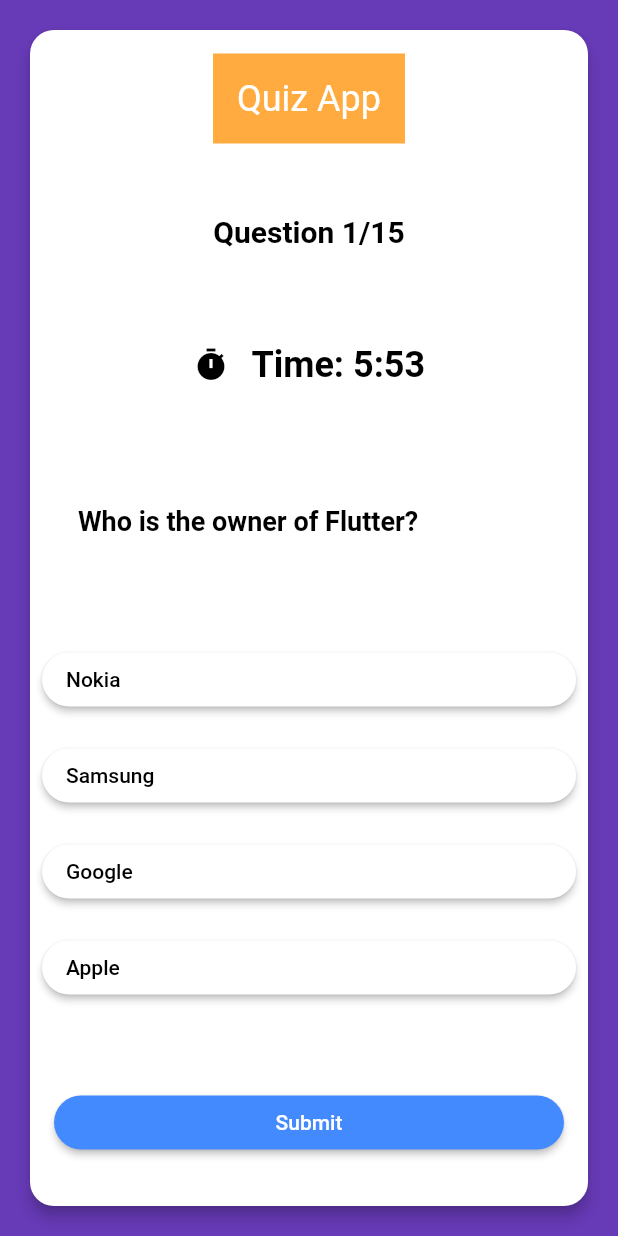
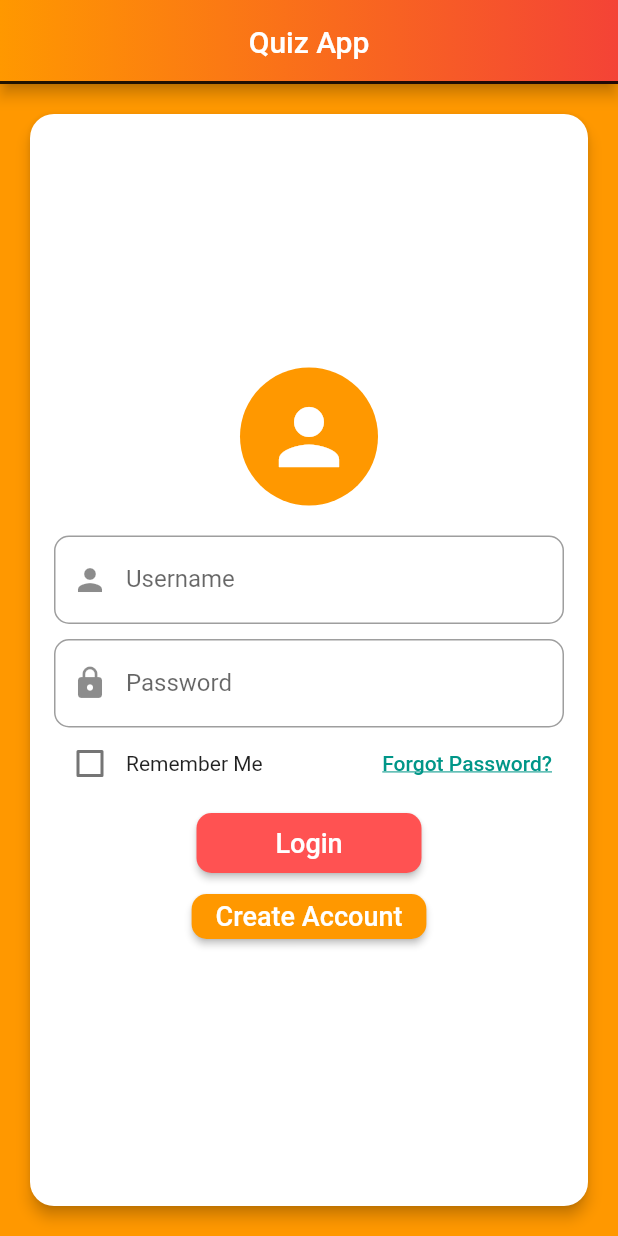
Before and after one commit to Arafat-Sahin-Afridi15/Quiz-app, a Flutter app: the screen it shows after launch, on a phone screen of 412 x 824 dp. Run offline on Flutter 3.47's test engine with Material 2 defaults, Android fonts, the phone set to English and light mode, and no system bars; our stand-ins replace shared_preferences.

Commit message:
first commit

```diff
--- /dev/null
+++ b/lib/login_screen.dart
@@ -0,0 +1,201 @@
+import 'package:flutter/material.dart';
+
+class LoginScreen extends StatefulWidget {
+  @override
+  _LoginScreenState createState() => _LoginScreenState();
+}
+
+class _LoginScreenState extends State<LoginScreen> {
+  TextEditingController usernameController = TextEditingController();
+  TextEditingController passwordController = TextEditingController();
+  bool rememberMe = false;
+
+  void _login() {
+    String username = usernameController.text;
+    String password = passwordController.text;
+
+    if (username.isNotEmpty && password.isNotEmpty) {
+      if (username == 'Arafat' && password == 'arafat2001') {
+        Navigator.pushReplacementNamed(context, '/quiz');
+      } else {
+        showDialog(
+          context: context,
+          builder: (_) {
+            return AlertDialog(
+              title: Text('Login Failed'),
+              content: Text('Invalid username or password.'),
+              actions: <Widget>[
+                TextButton(
+                  onPressed: () {
+                    Navigator.pop(context);
+                  },
+                  child: Text('OK'),
+                ),
+              ],
+            );
+          },
+        );
+      }
+    } else {
+      showDialog(
+        context: context,
+        builder: (_) {
+          return AlertDialog(
+            title: Text('Validation Error'),
+            content: Text('Please enter both username and password.'),
+            actions: <Widget>[
+              TextButton(
+                onPressed: () {
+                  Navigator.pop(context);
+                },
+                child: Text('OK'),
+              ),
+            ],
+          );
+        },
+      );
+    }
+  }
+
+  void _signUp() {
+    // Navigate to the registration screen
+    Navigator.pushNamed(context, '/register');
+  }
+
+  @override
+  Widget build(BuildContext context) {
+    return Scaffold(
+      appBar: AppBar(
+        title: Text('Quiz App'),
+        centerTitle: true, // Center the title
+        backgroundColor: Colors.transparent, // Make the app bar transparent
+        flexibleSpace: Container(
+          decoration: BoxDecoration(
+            gradient: LinearGradient(
+              begin: Alignment.topLeft,
+              end: Alignment.topRight,
+              colors: [Colors.orange, Colors.red], // Define your gradient colors
+            ),
+            border: Border(
+              bottom: BorderSide(
+                color: Colors.black87, // Border color
+                width: 2.0, // Border width
+              ),
+            ),
+          ),
+        ),
+      ),
+      backgroundColor: Colors.orange,
+      body: Center(
+        child: Padding(
+          padding: const EdgeInsets.all(16),
+          child: Card(
+            elevation: 4,
+            shape: RoundedRectangleBorder(
+              borderRadius: BorderRadius.circular(16),
+            ),
+            child: Padding(
+              padding: const EdgeInsets.all(16),
+              child: Column(
+                mainAxisAlignment: MainAxisAlignment.center,
+                children: [
+                  Container(
+                    padding: EdgeInsets.all(16),
+                    decoration: BoxDecoration(
+                      color: Colors.orange,
+                      shape: BoxShape.circle,
+                    ),
+                    child: Icon(
+                      Icons.person,
+                      size: 60,
+                      color: Colors.white,
+                    ),
+                  ),
+                  SizedBox(height: 20),
+                  TextField(
+                    controller: usernameController,
+                    decoration: InputDecoration(
+                      labelText: 'Username',
+                      prefixIcon: Icon(Icons.person),
+                      border: OutlineInputBorder(
+                        borderRadius: BorderRadius.circular(10),
+                      ),
+                    ),
+                  ),
+                  SizedBox(height: 10),
+                  TextField(
+                    controller: passwordController,
+                    obscureText: true,
+                    decoration: InputDecoration(
+                      labelText: 'Password',
+                      prefixIcon: Icon(Icons.lock),
+                      border: OutlineInputBorder(
+                        borderRadius: BorderRadius.circular(10),
+                      ),
+                    ),
+                  ),
+                  Row(
+                    children: [
+                      Checkbox(
+                        value: rememberMe,
+                        onChanged: (value) {
+                          setState(() {
+                            rememberMe = value!;
+                          });
+                        },
+                      ),
+                      Text('Remember Me'),
+                      Spacer(),
+                      TextButton(
+                        onPressed: () {
+                          // Implement "Forgot Password" functionality
+                        },
+                        child: Text(
+                          'Forgot Password?',
+                          style: TextStyle(
+                            color: Colors.teal,
+                            decoration: TextDecoration.underline,
+                          ),
+                        ),
+                      ),
+                    ],
+                  ),
+                  SizedBox(height: 5),
+                  ElevatedButton(
+                    onPressed: _login,
+                    child: Text(
+                      'Login',
+                      style: TextStyle(fontSize: 18),
+                    ),
+                    style: ElevatedButton.styleFrom(
+                      primary: Colors.redAccent, // Change button color
+                      minimumSize: Size(150, 40),
+                      shape: RoundedRectangleBorder(
+                        borderRadius: BorderRadius.circular(10),
+                      ),
+                    ),
+                  ),
+                  SizedBox(height: 1),
+                  ElevatedButton(
+                    onPressed: _signUp,
+                    child: Text(
+                      'Create Account',
+                      style: TextStyle(fontSize: 18),
+                    ),
+                    style: ElevatedButton.styleFrom(
+                      primary: Colors.orange, // Change button color
+                      minimumSize: Size(150, 30),
+                      shape: RoundedRectangleBorder(
+                        borderRadius: BorderRadius.circular(10),
+                      ),
+                    ),
+                  ),
+                ],
+              ),
+            ),
+          ),
+        ),
+      ),
+    );
+  }
+}
--- a/lib/main.dart
+++ b/lib/main.dart
@@ -1,5 +1,7 @@
 import 'package:flutter/material.dart';
-import 'package:flutter_simple_quiz_app/quiz_screen.dart';
+import 'quiz_screen.dart';
+import 'login_screen.dart';
+import 'calculator_screen.dart';
 
 void main() {
   runApp(const MyApp());
@@ -10,13 +12,20 @@ class MyApp extends StatelessWidget {
 
   @override
   Widget build(BuildContext context) {
+    bool userIsLoggedIn = false;
+
     return MaterialApp(
       title: 'Arafat',
       theme: ThemeData(
-        primarySwatch: Colors.teal, // Replace with your desired color
+        primarySwatch: Colors.teal,
       ),
       debugShowCheckedModeBanner: false,
-      home: QuizScreen(),
+      initialRoute: userIsLoggedIn ? '/quiz' : '/login', // Add a comma here
+      routes: {
+        '/login': (context) => LoginScreen(),
+        '/quiz': (context) => QuizScreen(),
+        '/calculator': (context) => CalculatorScreen(),
+      },
     );
   }
 }
--- a/lib/question_model.dart
+++ b/lib/question_model.dart
@@ -84,7 +84,7 @@ List<Question> getQuestions() {
   ));
 
   list.add(Question(
-    "What is the largest mammal in the world?",
+    "What is the largest animal in the world?",
     [
       Answer("Elephant", false),
       Answer("Giraffe", false),
@@ -132,11 +132,11 @@ List<Question> getQuestions() {
     ],
   ));
   list.add(Question(
-    "What is the largest mammal in the world?",
+    "What is the small animal in the world?",
     [
       Answer("Elephant", false),
       Answer("Giraffe", false),
-      Answer("Blue Whale", true),
+      Answer("Shrews", true),
       Answer("Lion", false),
     ],
   ));
--- a/pubspec.yaml
+++ b/pubspec.yaml
@@ -29,6 +29,8 @@ environment:
 dependencies:
   flutter:
     sdk: flutter
+  shared_preferences: ^2.0.7  # Replace with the latest version if needed
+
 
 
   # The following adds the Cupertino Icons font to your application.
```
Also changed, not shown: lib/calculator_screen.dart (added, +275 -0 lines), lib/quiz_screen.dart (+65 -2 lines), pubspec.lock.
